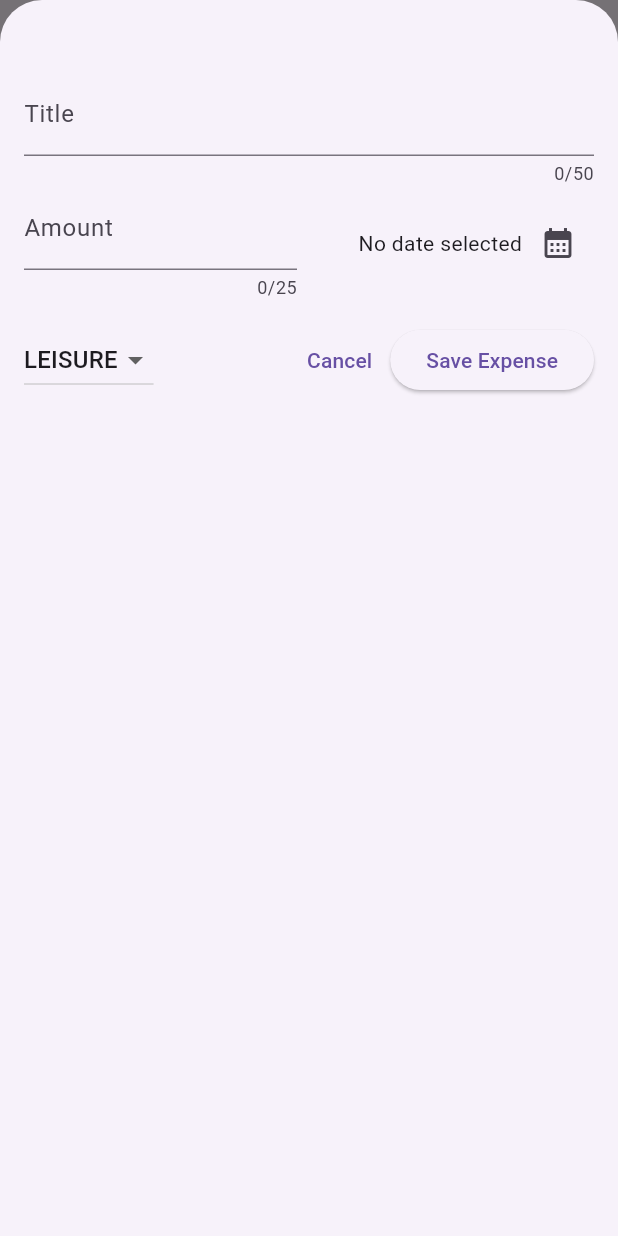
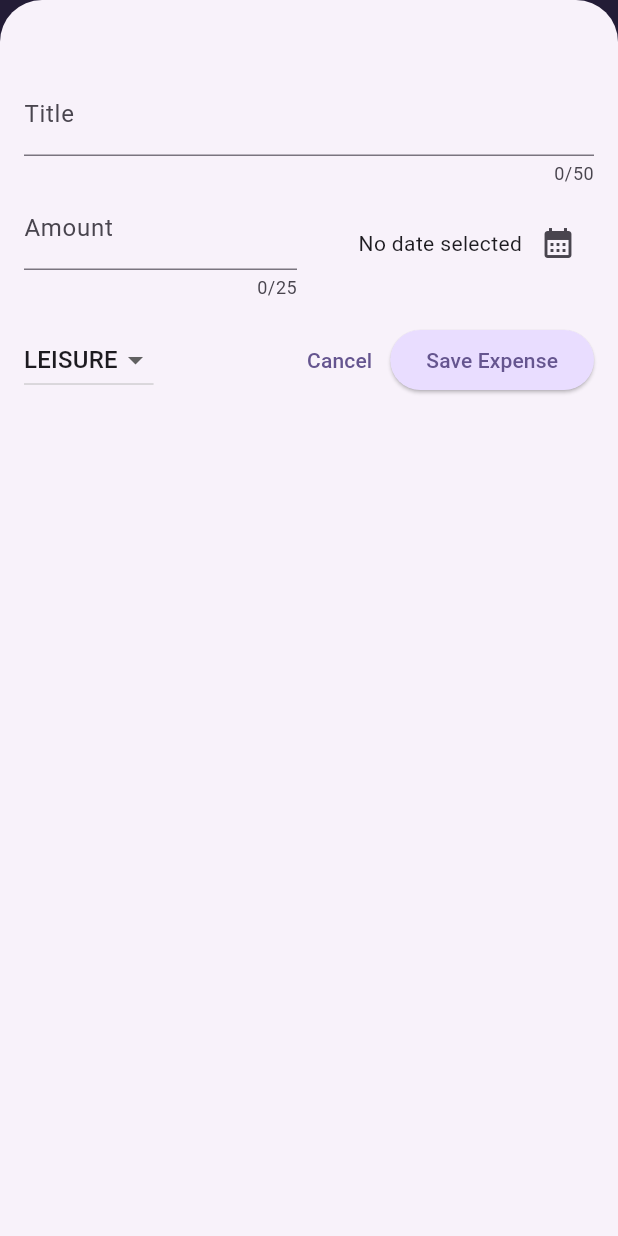
Before and after one commit to tomcze15/expense_tracker, a Flutter app: the screen it shows after launch, after a tap on the "add" icon, on a phone screen of 412 x 824 dp. Run offline on Flutter 3.47's test engine with Material 3 defaults, Android fonts, the phone set to English and light mode, and no system bars.

Commit message:
🎨 add main styles

```diff
--- a/lib/main.dart
+++ b/lib/main.dart
@@ -1,6 +1,37 @@
 import 'package:expense_tracker/widgets/expenses_page.dart';
 import 'package:flutter/material.dart';
 
+var kColorScheme = ColorScheme.fromSeed(
+  seedColor: Color.fromARGB(255, 96, 59, 181),
+);
+
 void main() {
-  runApp(MaterialApp(home: const ExpensesPage()));
+  runApp(
+    MaterialApp(
+      theme: ThemeData.from(colorScheme: kColorScheme, useMaterial3: true)
+          .copyWith(
+            appBarTheme: const AppBarTheme().copyWith(
+              backgroundColor: kColorScheme.onPrimaryContainer,
+              foregroundColor: kColorScheme.primaryContainer,
+            ),
+            cardTheme: const CardThemeData().copyWith(
+              color: kColorScheme.secondaryContainer,
+              margin: EdgeInsets.symmetric(horizontal: 16, vertical: 8),
+            ),
+            elevatedButtonTheme: ElevatedButtonThemeData(
+              style: ElevatedButton.styleFrom(
+                backgroundColor: kColorScheme.primaryContainer,
+              ),
+            ),
+            textTheme: ThemeData().textTheme.copyWith(
+              titleLarge: TextStyle(
+                fontWeight: FontWeight.bold,
+                color: kColorScheme.onSecondaryContainer,
+                fontSize: 16,
+              ),
+            ),
+          ),
+      home: const ExpensesPage(),
+    ),
+  );
 }
--- a/lib/widgets/expenses_list/expense_item.dart
+++ b/lib/widgets/expenses_list/expense_item.dart
@@ -12,8 +12,9 @@ class ExpenseItem extends StatelessWidget {
       child: Padding(
         padding: const EdgeInsets.symmetric(horizontal: 20, vertical: 16),
         child: Column(
+          crossAxisAlignment: CrossAxisAlignment.start,
           children: [
-            Text(expense.title),
+            Text(expense.title, style: Theme.of(context).textTheme.titleLarge,),
             const SizedBox(height: 4),
             Row(
               children: [
--- a/lib/widgets/expenses_list/expenses_list.dart
+++ b/lib/widgets/expenses_list/expenses_list.dart
@@ -3,7 +3,11 @@ import 'package:expense_tracker/widgets/expenses_list/expense_item.dart';
 import 'package:flutter/material.dart';
 
 class ExpensesList extends StatelessWidget {
-  const ExpensesList({super.key, required this.expenses, required this.onRemoveExpense});
+  const ExpensesList({
+    super.key,
+    required this.expenses,
+    required this.onRemoveExpense,
+  });
 
   final List<Expense> expenses;
   final void Function(Expense expense) onRemoveExpense;
@@ -14,6 +18,10 @@ class ExpensesList extends StatelessWidget {
       itemCount: expenses.length,
       itemBuilder: (context, index) => Dismissible(
         key: ValueKey(expenses[index]),
+        background: Container(
+          color: Theme.of(context).colorScheme.error.withAlpha(144),
+          margin: EdgeInsets.symmetric(horizontal: Theme.of(context).cardTheme.margin!.horizontal),
+        ),
         onDismissed: (direction) {
           onRemoveExpense(expenses[index]);
         },
```
